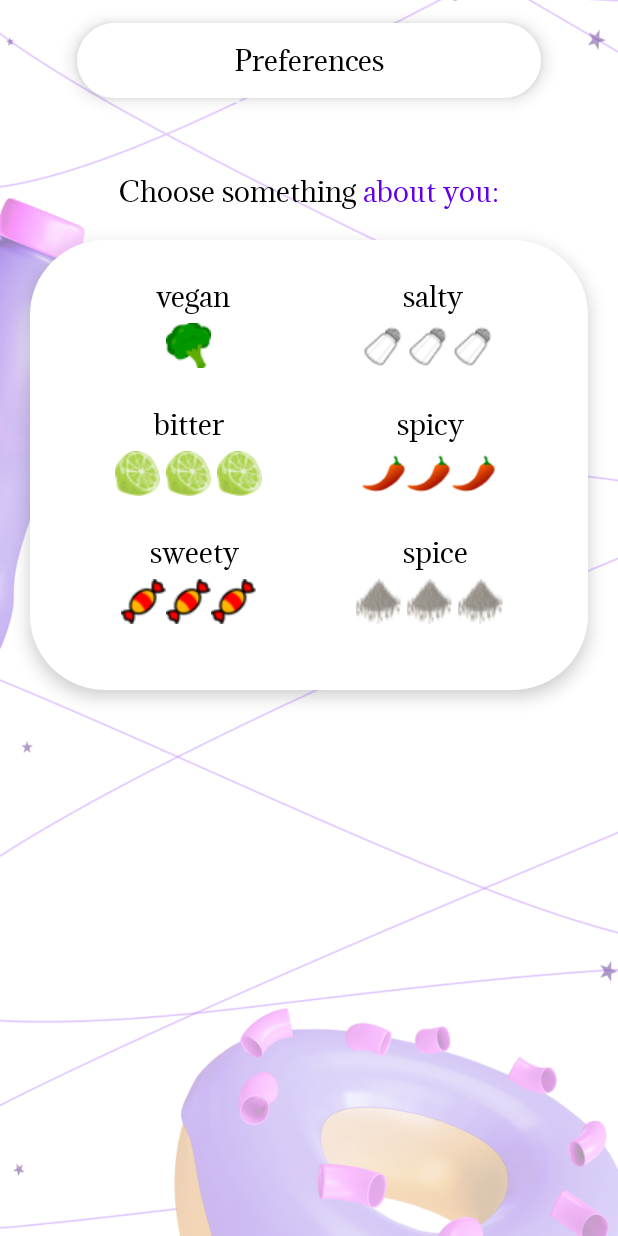
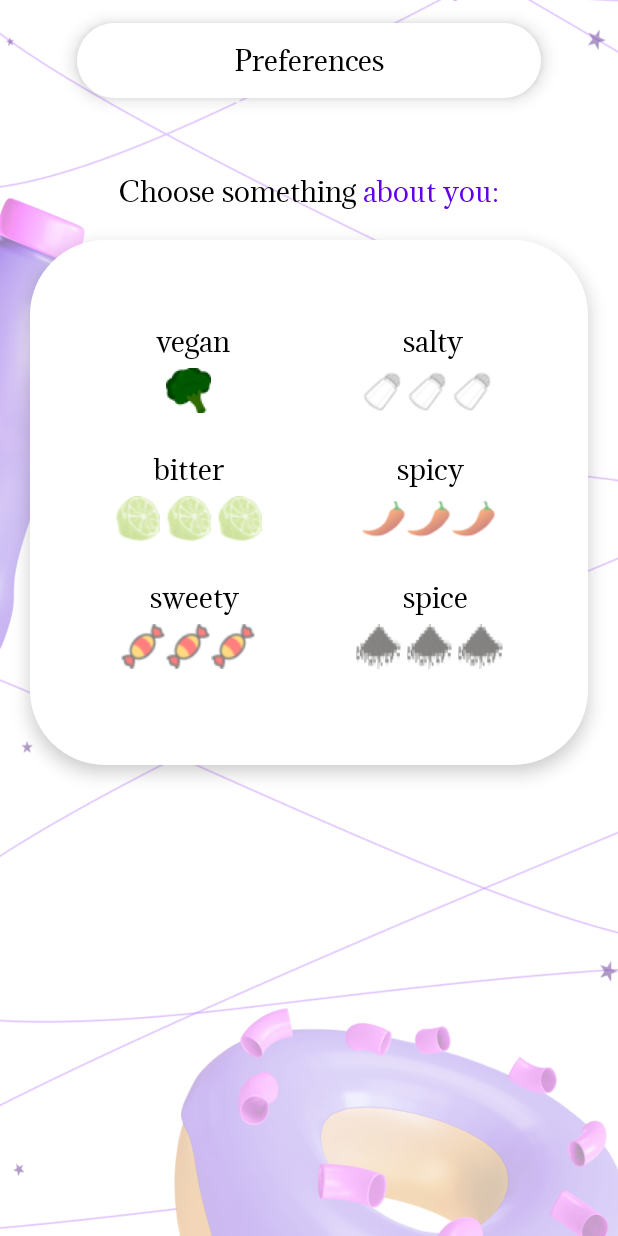
Before and after one commit to acrid122/CH, an Android app: the PreferencesActivity screen opened directly, with no data from a screen before it, on a phone screen of 412 x 824 dp. Run offline under Robolectric (Android 15) with nearby library versions, the phone set to English and light mode, and no system bars.

Commit message:
добавил нажатие кнопок

```diff
--- /dev/null
+++ b/app/src/main/res/drawable/bitter_button_background.xml
@@ -0,0 +1,6 @@
+<?xml version="1.0" encoding="utf-8"?>
+<selector xmlns:android="http://schemas.android.com/apk/res/android">
+    <item android:drawable="@drawable/bitter_icon_pressed" android:state_checked="true" />
+    <item android:drawable="@drawable/bitter_icon_pressed" android:state_pressed="true" />
+    <item android:drawable="@drawable/bitter_icon_notpressed"/>
+</selector>
--- /dev/null
+++ b/app/src/main/res/drawable/salty_button_background.xml
@@ -0,0 +1,6 @@
+<?xml version="1.0" encoding="utf-8"?>
+<selector xmlns:android="http://schemas.android.com/apk/res/android">
+    <item android:drawable="@drawable/salty_icon_pressed" android:state_pressed="true"/>
+    <item android:drawable="@drawable/salty_icon_pressed" android:state_checked="true"/>
+    <item android:drawable="@drawable/salty_icon_notpressed" />
+</selector>
--- /dev/null
+++ b/app/src/main/res/drawable/spice_button_background.xml
@@ -0,0 +1,6 @@
+<?xml version="1.0" encoding="utf-8"?>
+<selector xmlns:android="http://schemas.android.com/apk/res/android">
+    <item android:drawable="@drawable/spice_icon_pressed" android:state_pressed="true"/>
+    <item android:drawable="@drawable/spice_icon_pressed" android:state_checked="true"/>
+    <item android:drawable="@drawable/spice_icon_notpressed"/>
+</selector>
--- /dev/null
+++ b/app/src/main/res/drawable/spicy_button_background.xml
@@ -0,0 +1,6 @@
+<?xml version="1.0" encoding="utf-8"?>
+<selector xmlns:android="http://schemas.android.com/apk/res/android">
+    <item android:drawable="@drawable/spicy_icon_pressed" android:state_pressed="true"/>
+    <item android:drawable="@drawable/spicy_icon_pressed" android:state_checked="true"/>
+    <item android:drawable="@drawable/spicy_icon_notpressed"/>
+</selector>
--- /dev/null
+++ b/app/src/main/res/drawable/sweety_button_background.xml
@@ -0,0 +1,6 @@
+<?xml version="1.0" encoding="utf-8"?>
+<selector xmlns:android="http://schemas.android.com/apk/res/android">
+    <item android:drawable="@drawable/sweety_icon_pressed" android:state_pressed="true"/>
+    <item android:drawable="@drawable/sweety_icon_pressed" android:state_checked="true"/>
+    <item android:drawable="@drawable/sweety_icon_notpressed"/>
+</selector>
--- /dev/null
+++ b/app/src/main/res/drawable/vegan_button_background.xml
@@ -0,0 +1,6 @@
+<?xml version="1.0" encoding="utf-8"?>
+<selector xmlns:android="http://schemas.android.com/apk/res/android">
+    <item android:drawable="@drawable/vegan_icon" android:state_pressed="true" />
+    <item android:drawable="@drawable/vegan_icon" android:state_checked="true" />
+    <item android:drawable="@drawable/vegan_icon_notpressed"/>
+</selector>
--- a/app/src/main/res/layout/preferences_activity.xml
+++ b/app/src/main/res/layout/preferences_activity.xml
@@ -46,7 +46,7 @@
 
     <LinearLayout
         android:layout_width="match_parent"
-        android:layout_height="300dp"
+        android:layout_height="350dp"
         android:background="@drawable/round"
         android:elevation="7dp"
         android:layout_marginTop="20dp"
@@ -59,7 +59,8 @@
             android:layout_width="match_parent"
             android:layout_height="wrap_content"
             android:orientation="horizontal"
-            android:weightSum="2">
+            android:weightSum="2"
+            android:layout_marginTop="30dp">
             <TextView
                android:layout_width="wrap_content"
                 android:layout_height="match_parent"
@@ -95,9 +96,10 @@
                 <ToggleButton
                     android:layout_width="30dp"
                     android:layout_height="30dp"
-                    android:background="@drawable/vegan_icon"
+                    android:background="@drawable/vegan_button_background"
                     android:textOff=""
-                    android:textOn=""/>
+                    android:textOn=""
+                    android:id="@+id/vegan_button"/>
 
             </LinearLayout>
 
@@ -109,23 +111,25 @@
                 <ToggleButton
                     android:layout_width="30dp"
                     android:layout_height="30dp"
-                    android:background="@drawable/salty_icon_pressed"
+                    android:background="@drawable/salty_button_background"
                     android:textOff=""
-                    android:textOn="" />
+                    android:textOn=""
+                    android:id="@+id/salty_button1"/>
                 <ToggleButton
                     android:layout_width="30dp"
                     android:layout_height="30dp"
-                    android:background="@drawable/salty_icon_pressed"
+                    android:background="@drawable/salty_button_background"
                     android:textOff=""
-                    android:textOn="" />
+                    android:textOn=""
+                    android:id="@+id/salty_button2"/>
 
                 <ToggleButton
                     android:layout_width="30dp"
                     android:layout_height="30dp"
-                    android:background="@drawable/salty_icon_pressed"
+                    android:background="@drawable/salty_button_background"
                     android:textOff=""
-                    android:textOn="" />
-
+                    android:textOn=""
+                    android:id="@+id/salty_button3"/>
             </LinearLayout>
 
 
@@ -177,24 +181,27 @@
                 <ToggleButton
                     android:layout_width="30dp"
                     android:layout_height="30dp"
-                    android:background="@drawable/bitter_icon_pressed"
+                    android:background="@drawable/bitter_button_background"
                     android:textOff=""
                     android:textOn=""
-                    android:layout_marginHorizontal="4dp"/>
+                    android:layout_marginHorizontal="4dp"
+                    android:id="@+id/bitter_button1"/>
                 <ToggleButton
                     android:layout_width="30dp"
                     android:layout_height="30dp"
-                    android:background="@drawable/bitter_icon_pressed"
+                    android:background="@drawable/bitter_button_background"
                     android:textOff=""
-                    android:textOn="" />
+                    android:textOn="" android:id="@+id/bitter_button2"
+                    />
 
                 <ToggleButton
                     android:layout_width="30dp"
                     android:layout_height="30dp"
-                    android:background="@drawable/bitter_icon_pressed"
+                    android:background="@drawable/bitter_button_background"
                     android:textOff=""
                     android:textOn=""
-                    android:layout_marginHorizontal="4dp"/>
+                    android:layout_marginHorizontal="4dp"
+                    android:id="@+id/bitter_button3"/>
 
             </LinearLayout>
 
@@ -206,22 +213,25 @@
                 <ToggleButton
                     android:layout_width="30dp"
                     android:layout_height="30dp"
-                    android:background="@drawable/spicy_icon_pressed"
+                    android:background="@drawable/spicy_button_background"
                     android:textOff=""
-                    android:textOn="" />
+                    android:textOn=""
+                    android:id="@+id/spicy_button1"/>
                 <ToggleButton
                     android:layout_width="30dp"
                     android:layout_height="30dp"
-                    android:background="@drawable/spicy_icon_pressed"
+                    android:background="@drawable/spicy_button_background"
                     android:textOff=""
-                    android:textOn="" />
+                    android:textOn=""
+                    android:id="@+id/spicy_button2"/>
 
                 <ToggleButton
                     android:layout_width="30dp"
                     android:layout_height="30dp"
-                    android:background="@drawable/spicy_icon_pressed"
+                    android:background="@drawable/spicy_button_background"
                     android:textOff=""
-                    android:textOn="" />
+                    android:textOn=""
+                    android:id="@+id/spicy_button3"/>
 
             </LinearLayout>
 
@@ -273,22 +283,25 @@
                 <ToggleButton
                     android:layout_width="30dp"
                     android:layout_height="30dp"
-                    android:background="@drawable/sweety_icon_pressed"
+                    android:background="@drawable/sweety_button_background"
                     android:textOff=""
-                    android:textOn="" />
+                    android:textOn=""
+                    android:id="@+id/sweety_button1"/>
                 <ToggleButton
                     android:layout_width="30dp"
                     android:layout_height="30dp"
-                    android:background="@drawable/sweety_icon_pressed"
+                    android:background="@drawable/sweety_button_background"
                     android:textOff=""
-                    android:textOn="" />
+                    android:textOn=""
+                    android:id="@+id/sweety_button2" />
 
                 <ToggleButton
                     android:layout_width="30dp"
                     android:layout_height="30dp"
-                    android:background="@drawable/sweety_icon_pressed"
+                    android:background="@drawable/sweety_button_background"
                     android:textOff=""
-                    android:textOn="" />
+                    android:textOn=""
+                    android:id="@+id/sweety_button3"/>
 
             </LinearLayout>
 
@@ -300,24 +313,27 @@
                 <ToggleButton
                     android:layout_width="30dp"
                     android:layout_height="30dp"
-                    android:background="@drawable/spice_icon_pressed"
+                    android:background="@drawable/spice_button_background"
                     android:textOff=""
                     android:textOn=""
-                    android:layout_marginHorizontal="4dp"/>
+                    android:layout_marginHorizontal="4dp"
+                    android:id="@+id/spice_button1"/>
                 <ToggleButton
                     android:layout_width="30dp"
                     android:layout_height="30dp"
-                    android:background="@drawable/spice_icon_pressed"
+                    android:background="@drawable/spice_button_background"
                     android:textOff=""
-                    android:textOn="" />
+                    android:textOn=""
+                    android:id="@+id/spice_button2"/>
 
                 <ToggleButton
                     android:layout_width="30dp"
                     android:layout_height="30dp"
-                    android:background="@drawable/spice_icon_pressed"
+                    android:background="@drawable/spice_button_background"
                     android:textOff=""
                     android:textOn=""
-                    android:layout_marginHorizontal="4dp"/>
+                    android:layout_marginHorizontal="4dp"
+                    android:id="@+id/spice_button3"/>
 
             </LinearLayout>
 
```
Also changed, not shown: app/src/main/java/ru/first/ch/PreferencesActivity.java (line endings or trailing spaces).
